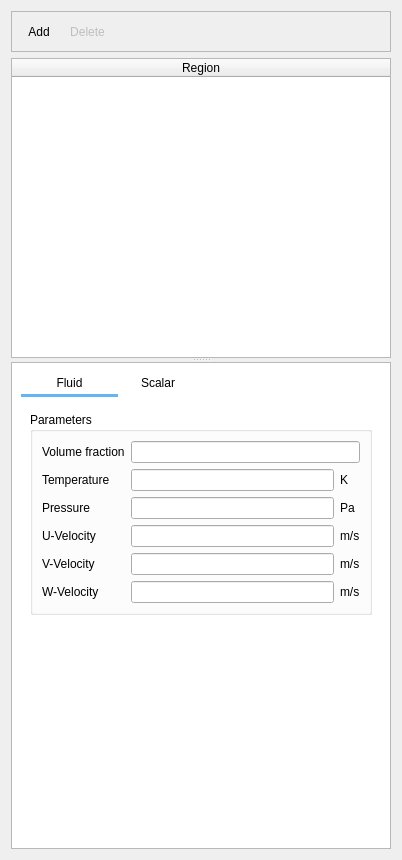
Old version of the form gui/uifiles/initial_conditions.ui in the repository truongd8593/mfix.
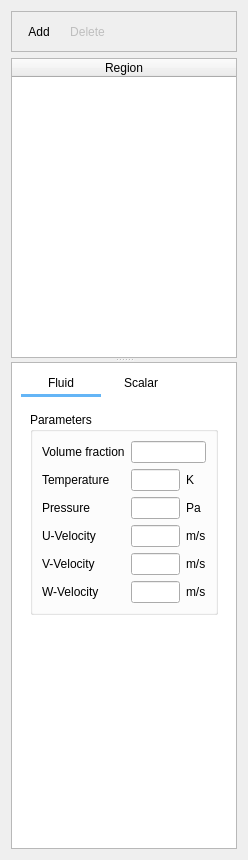
New version of the form. Custom widgets are drawn as their Qt base class.

Commit message: reduce width

```diff
--- a/gui/uifiles/initial_conditions.ui
+++ b/gui/uifiles/initial_conditions.ui
@@ -6,7 +6,7 @@
    <rect>
     <x>0</x>
     <y>0</y>
-    <width>402</width>
+    <width>248</width>
     <height>860</height>
    </rect>
   </property>
@@ -120,8 +120,8 @@
         <rect>
          <x>0</x>
          <y>0</y>
-         <width>380</width>
-         <height>494</height>
+         <width>226</width>
+         <height>491</height>
         </rect>
        </property>
        <layout class="QGridLayout" name="gridLayout_4">
```
Left out of the diff: 1 changed line with no effect on the pictures.
